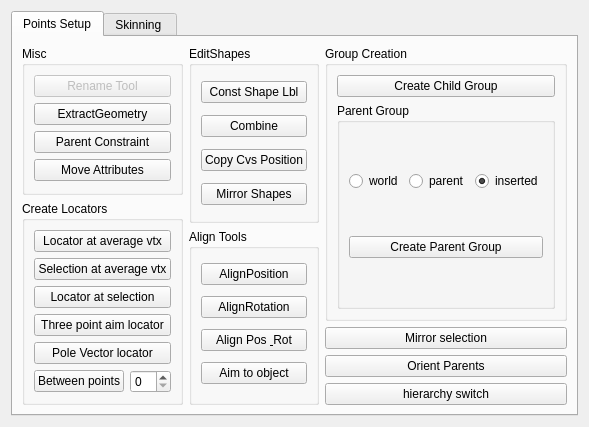
The window that Tools/Resources/UI_RigTools.ui (rendermotion/RMPY) describes before a commit, drawn with Qt 5.
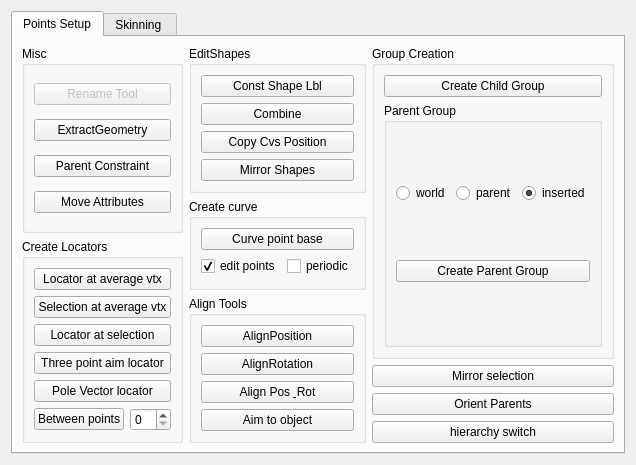
The same window after the commit.

Commit message: Adding a button to create curves based on points..

```diff
--- a/Tools/Resources/UI_RigTools.ui
+++ b/Tools/Resources/UI_RigTools.ui
@@ -6,8 +6,8 @@
    <rect>
     <x>0</x>
     <y>0</y>
-    <width>577</width>
-    <height>419</height>
+    <width>589</width>
+    <height>447</height>
    </rect>
   </property>
   <property name="windowTitle">
@@ -180,6 +180,43 @@
              <zorder>pushButton_2</zorder>
             </widget>
            </item>
+           <item>
+            <widget class="QGroupBox" name="groupBox_3">
+             <property name="title">
+              <string>Create curve</string>
+             </property>
+             <layout class="QVBoxLayout" name="verticalLayout_8">
+              <item>
+               <widget class="QPushButton" name="curve_point_based_btn">
+                <property name="text">
+                 <string>Curve point base</string>
+                </property>
+               </widget>
+              </item>
+              <item>
+               <layout class="QHBoxLayout" name="horizontalLayout_3">
+                <item>
+                 <widget class="QCheckBox" name="create_curve_edit_points_chkbx">
+                  <property name="text">
+                   <string>edit points</string>
+                  </property>
+                  <property name="checked">
+                   <bool>true</bool>
+                  </property>
+                 </widget>
+                </item>
+                <item>
+                 <widget class="QCheckBox" name="create_curve_periodic_chkbx">
+                  <property name="text">
+                   <string>periodic</string>
+                  </property>
+                 </widget>
+                </item>
+               </layout>
+              </item>
+             </layout>
+            </widget>
+           </item>
            <item>
             <widget class="QGroupBox" name="AlignGroupBox">
              <property name="title">
```
Left out of the diff: 7 changed lines with no effect on the pictures. The commit also changes 2 other files.
